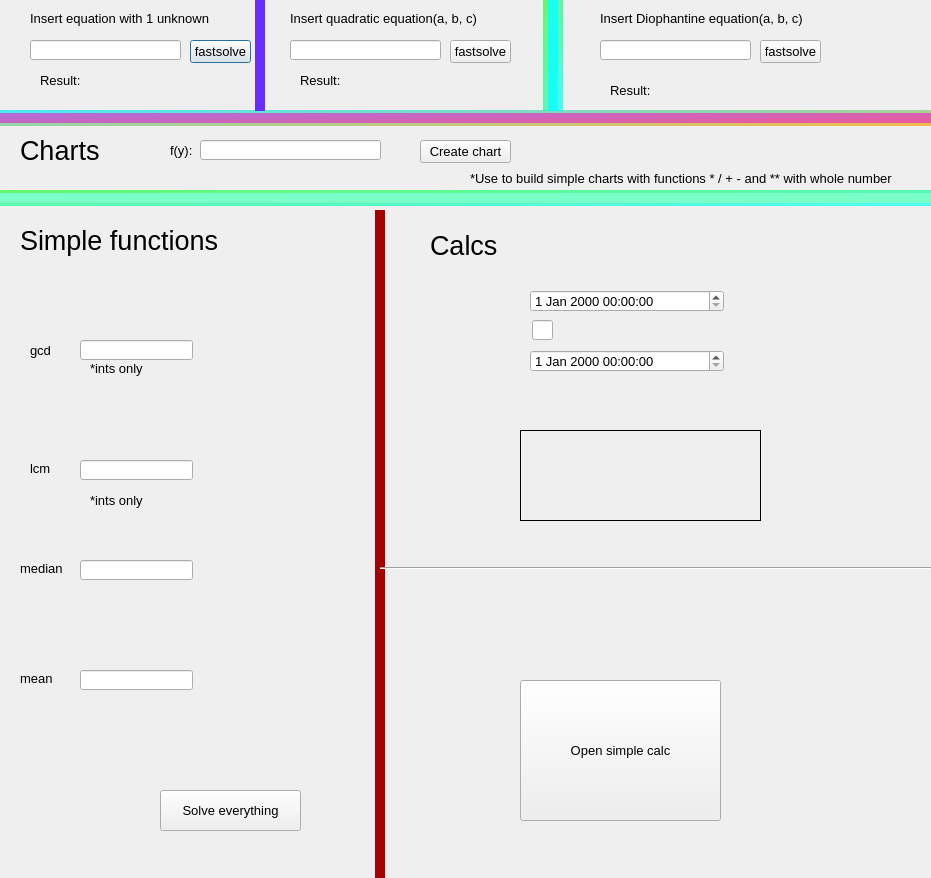
This is ui_dir/math.ui in aNOOBisTheGod/yandex-lyceum-qt as Qt 5 draws it before an edit. The edited form follows.
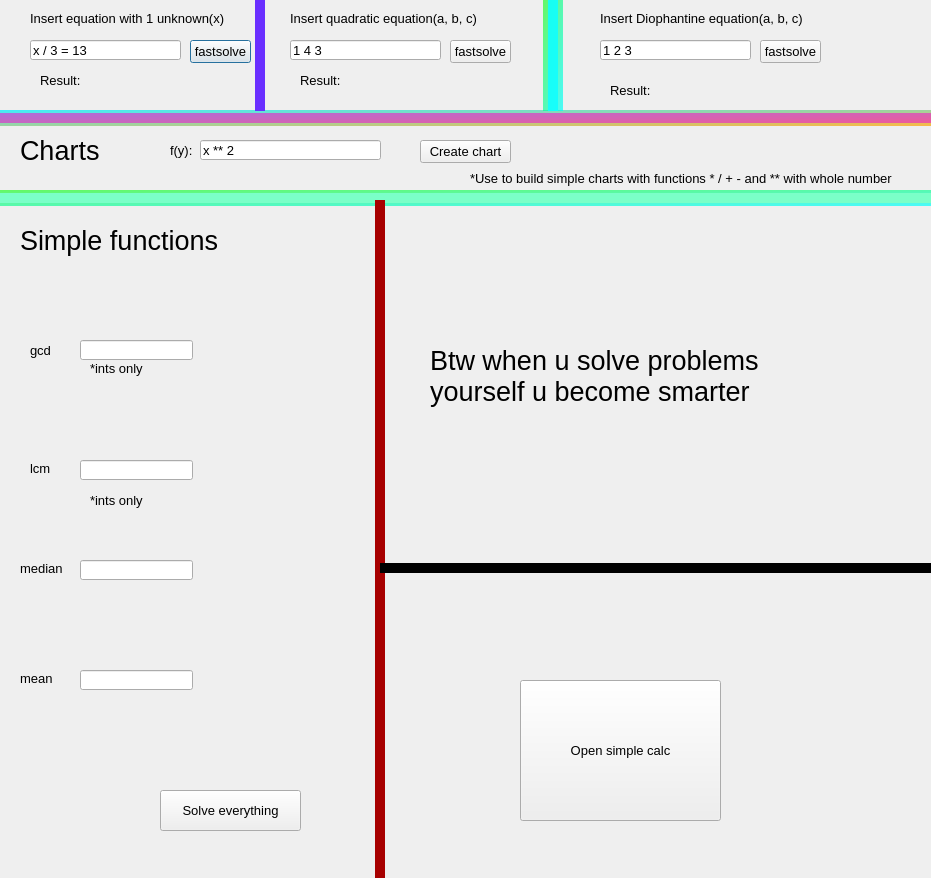
This is the edited form.

Commit message: FULL math screen

The edit to the form file:
```diff
--- a/ui_dir/math.ui
+++ b/ui_dir/math.ui
@@ -36,7 +36,7 @@
     <rect>
      <x>30</x>
      <y>10</y>
-     <width>181</width>
+     <width>201</width>
      <height>16</height>
     </rect>
    </property>
@@ -46,7 +46,7 @@
     </font>
    </property>
    <property name="text">
-    <string>Insert equation with 1 unknown</string>
+    <string>Insert equation with 1 unknown(x)</string>
    </property>
   </widget>
   <widget class="QLineEdit" name="eq1">
@@ -58,6 +58,9 @@
      <height>20</height>
     </rect>
    </property>
+   <property name="text">
+    <string>x / 3 = 13</string>
+   </property>
   </widget>
   <widget class="QLabel" name="label_2">
    <property name="geometry">
@@ -170,6 +173,9 @@
      <height>20</height>
     </rect>
    </property>
+   <property name="text">
+    <string>1 4 3</string>
+   </property>
   </widget>
   <widget class="QLabel" name="label_4">
    <property name="geometry">
@@ -237,6 +243,9 @@
      <height>20</height>
     </rect>
    </property>
+   <property name="text">
+    <string>x ** 2</string>
+   </property>
   </widget>
   <widget class="QPushButton" name="chartb">
    <property name="geometry">
@@ -378,6 +387,9 @@
      <height>20</height>
     </rect>
    </property>
+   <property name="text">
+    <string>1 2 3</string>
+   </property>
   </widget>
   <widget class="QPushButton" name="fs2_2">
    <property name="geometry">
@@ -431,10 +443,10 @@
   <widget class="QLabel" name="res3">
    <property name="geometry">
     <rect>
-     <x>650</x>
+     <x>670</x>
      <y>80</y>
      <width>81</width>
-     <height>16</height>
+     <height>21</height>
     </rect>
    </property>
    <property name="text">
@@ -490,43 +502,13 @@
     <string>mean</string>
    </property>
   </widget>
-  <widget class="QDateTimeEdit" name="time1">
-   <property name="geometry">
-    <rect>
-     <x>530</x>
-     <y>290</y>
-     <width>194</width>
-     <height>22</height>
-    </rect>
-   </property>
-  </widget>
-  <widget class="QDateTimeEdit" name="time2">
-   <property name="geometry">
-    <rect>
-     <x>530</x>
-     <y>350</y>
-     <width>194</width>
-     <height>22</height>
-    </rect>
-   </property>
-  </widget>
-  <widget class="QLineEdit" name="timesign">
-   <property name="geometry">
-    <rect>
-     <x>532</x>
-     <y>320</y>
-     <width>21</width>
-     <height>20</height>
-    </rect>
-   </property>
-  </widget>
   <widget class="Line" name="line_5">
    <property name="geometry">
     <rect>
      <x>370</x>
-     <y>210</y>
+     <y>200</y>
      <width>21</width>
-     <height>671</height>
+     <height>681</height>
     </rect>
    </property>
    <property name="styleSheet">
@@ -594,22 +576,6 @@
     <string/>
    </property>
   </widget>
-  <widget class="QLabel" name="timeres">
-   <property name="geometry">
-    <rect>
-     <x>520</x>
-     <y>430</y>
-     <width>241</width>
-     <height>91</height>
-    </rect>
-   </property>
-   <property name="frameShape">
-    <enum>QFrame::Box</enum>
-   </property>
-   <property name="text">
-    <string/>
-   </property>
-  </widget>
   <widget class="Line" name="line_6">
    <property name="geometry">
     <rect>
@@ -619,29 +585,17 @@
      <height>16</height>
     </rect>
    </property>
+   <property name="frameShadow">
+    <enum>QFrame::Plain</enum>
+   </property>
+   <property name="lineWidth">
+    <number>10</number>
+   </property>
    <property name="orientation">
     <enum>Qt::Horizontal</enum>
    </property>
   </widget>
-  <widget class="QLabel" name="label_16">
-   <property name="geometry">
-    <rect>
-     <x>430</x>
-     <y>230</y>
-     <width>71</width>
-     <height>31</height>
-    </rect>
-   </property>
-   <property name="font">
-    <font>
-     <pointsize>20</pointsize>
-    </font>
-   </property>
-   <property name="text">
-    <string>Calcs</string>
-   </property>
-  </widget>
-  <widget class="QPushButton" name="pushButton">
+  <widget class="QPushButton" name="calcopen">
    <property name="geometry">
     <rect>
      <x>520</x>
@@ -703,6 +657,25 @@
     <string>*ints only</string>
    </property>
   </widget>
+  <widget class="QLabel" name="label_16">
+   <property name="geometry">
+    <rect>
+     <x>430</x>
+     <y>260</y>
+     <width>401</width>
+     <height>231</height>
+    </rect>
+   </property>
+   <property name="font">
+    <font>
+     <pointsize>20</pointsize>
+    </font>
+   </property>
+   <property name="text">
+    <string>Btw when u solve problems
+yourself u become smarter</string>
+   </property>
+  </widget>
  </widget>
  <resources/>
  <connections/>
```
Left out of the diff: 2 changed lines with no effect on the pictures. The commit also changes 6 other files.
